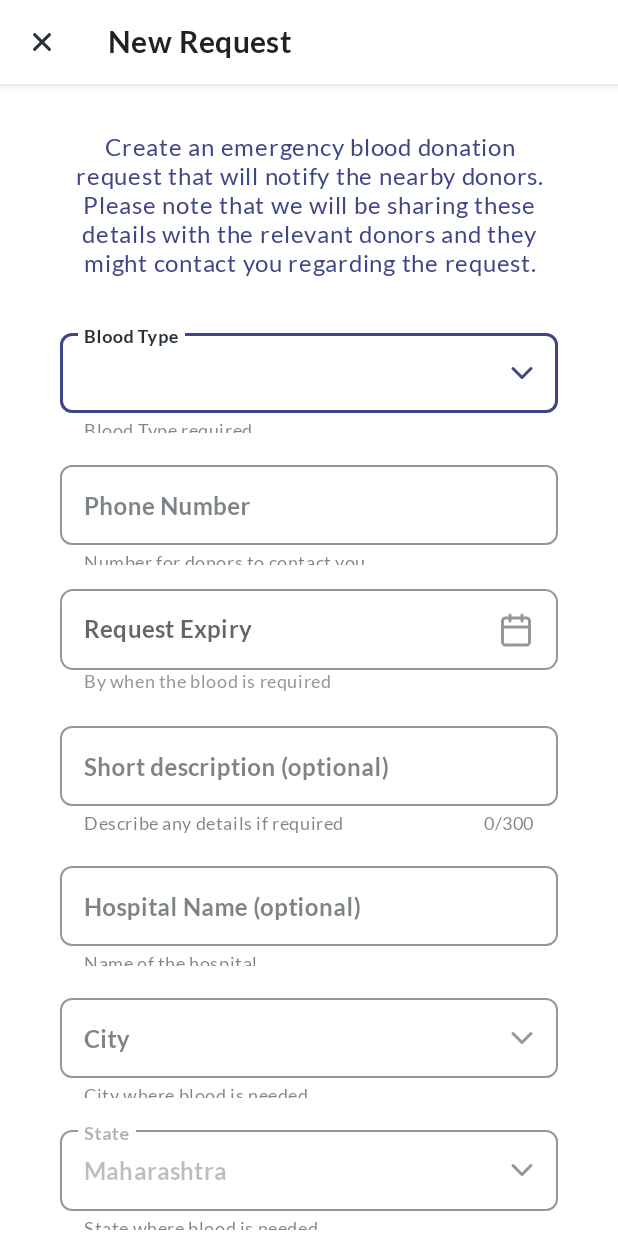
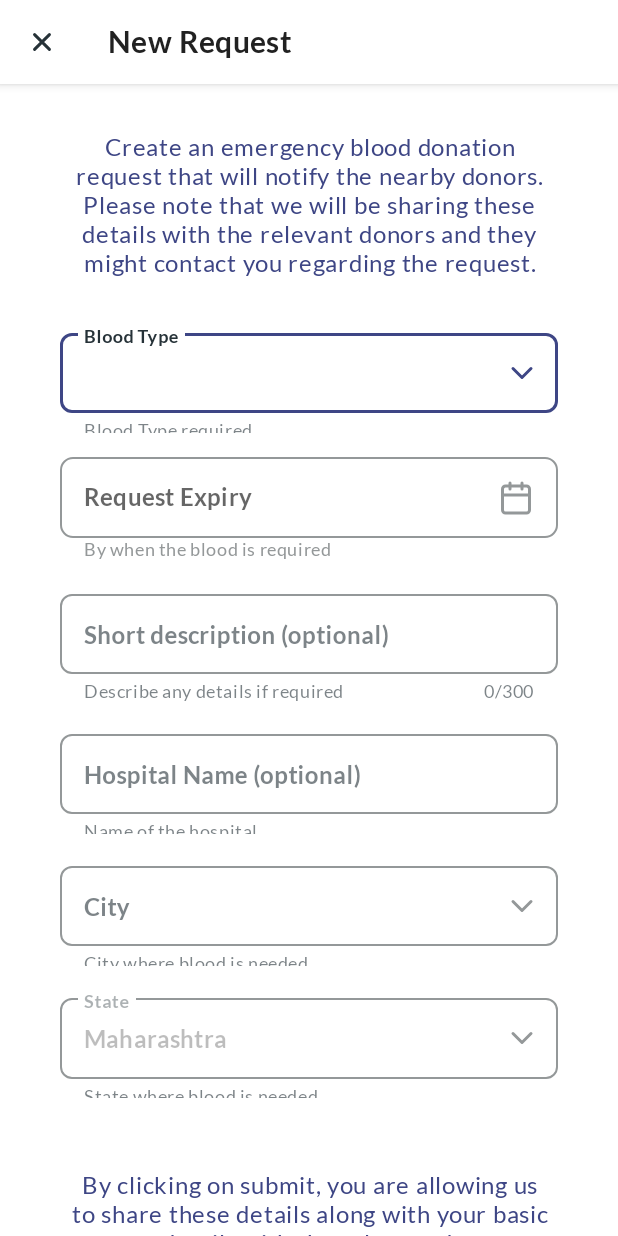
Before and after one commit to arch10/BloodBank, an Android app: the NewRequestActivity screen opened directly, with no data from a screen before it, on a phone screen of 412 x 824 dp. Run offline under Robolectric (Android 15) with nearby library versions, the light colour scheme and no system bars; our stand-ins replace Dagger/Hilt's generated code, Firebase (no records; nobody signed in at launch, a user with empty details on screens opened directly), Room's generated code; libraries missing offline, so code that uses them is left out: androidx.hilt.lifecycle.

Commit message:
removed phone number from new request page

```diff
--- a/app/src/main/res/layout/activity_new_request.xml
+++ b/app/src/main/res/layout/activity_new_request.xml
@@ -66,28 +66,6 @@
 
             </com.google.android.material.textfield.TextInputLayout>
 
-            <com.google.android.material.textfield.TextInputLayout
-                android:id="@+id/phoneLayout"
-                style="@style/Widget.BloodBank.TextInputLayout"
-                android:layout_width="0dp"
-                android:layout_height="72dp"
-                android:hint="@string/phone_number"
-                app:prefixText="+91 "
-                android:layout_marginTop="@dimen/space_l"
-                app:helperText="Number for donors to contact you"
-                app:layout_constraintEnd_toEndOf="@id/guideline_end"
-                app:layout_constraintStart_toStartOf="@id/guideline_start"
-                app:layout_constraintTop_toBottomOf="@+id/bloodTypeLayout">
-
-                <com.google.android.material.textfield.TextInputEditText
-                    android:id="@+id/phoneNumber"
-                    android:layout_width="match_parent"
-                    android:layout_height="wrap_content"
-                    android:inputType="numberDecimal"
-                    android:maxLength="10"
-                    android:maxLines="1" />
-            </com.google.android.material.textfield.TextInputLayout>
-
             <TextView
                 android:id="@+id/dobTextLayout"
                 android:layout_width="0dp"
@@ -102,7 +80,7 @@
                 android:textColor="?attr/colorTextSecondary"
                 app:layout_constraintEnd_toEndOf="@id/guideline_end"
                 app:layout_constraintStart_toStartOf="@id/guideline_start"
-                app:layout_constraintTop_toBottomOf="@+id/phoneLayout" />
+                app:layout_constraintTop_toBottomOf="@+id/bloodTypeLayout" />
 
             <TextView
                 android:id="@+id/dobHelperText"
@@ -228,7 +206,7 @@
                 android:textAppearance="?attr/textAppearanceBody1"
                 android:textColor="?attr/colorSecondary"
                 android:gravity="center"
-                android:text="By clicking on submit, you are allowing us to share these details along with your name and profile picture with the relevant donors so that they can reach out to you easily."/>
+                android:text="By clicking on submit, you are allowing us to share these details along with your basic contact details with the relevant donors so that they can reach out to you easily."/>
 
             <com.google.android.material.button.MaterialButton
                 android:id="@+id/submitBtn"
```
Also changed, not shown: app/src/main/java/com/gigaworks/tech/bloodbank/cache/model/RequestEntity.kt (+7 -7 lines), app/src/main/java/com/gigaworks/tech/bloodbank/domain/model/Request.kt (+9 -9 lines), app/src/main/java/com/gigaworks/tech/bloodbank/network/model/RequestDto.kt (+9 -9 lines), app/src/main/java/com/gigaworks/tech/bloodbank/ui/newrequest/NewRequestActivity.kt (+2 -19 lines).
